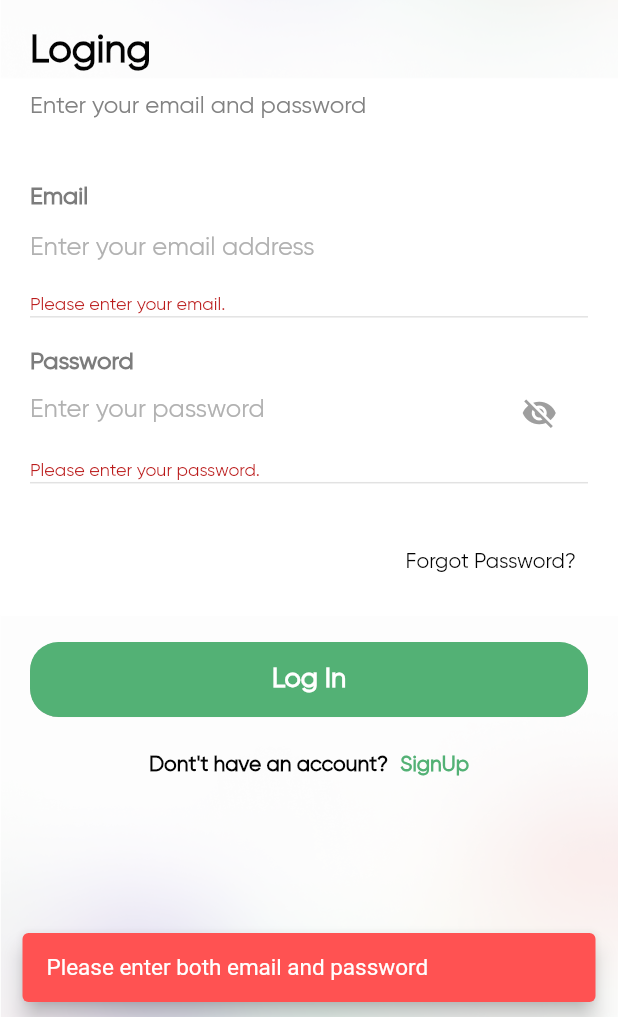
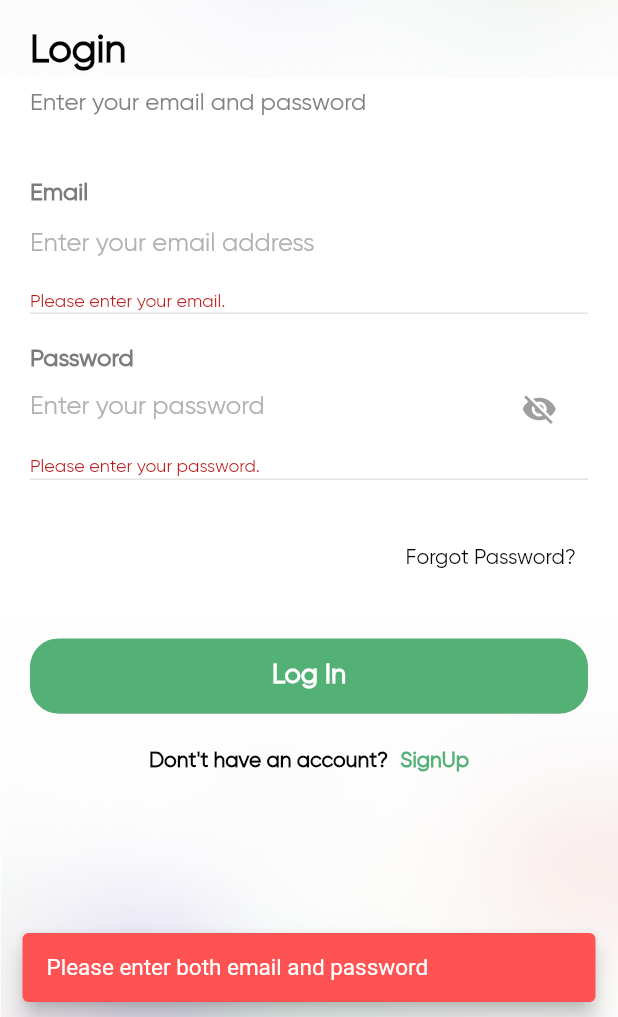
Before and after one commit to MUHAMMEDSINANCP/CP-Groceries, a Flutter app: the LogInView screen opened directly, after a tap on "Log In", on a phone screen of 412 x 824 dp, the part 219-1236 px from its top. Run offline on Flutter 3.47's test engine with Material 3 defaults, Android fonts, the phone set to English and light mode, and no system bars; drawn by our look-alikes of flutter_easyloading; our stand-ins replace cloud_firestore, firebase_auth, firebase_core, flutter_rating_bar, flutter_timezone, form_field_validator and 6 more; missing offline and left inert: fl_country_code_picker; accounts and stored records are empty.

Commit message:
Successfully Completed

```diff
--- a/lib/view/login/login_view.dart
+++ b/lib/view/login/login_view.dart
@@ -5,6 +5,8 @@ import '../../common/color_extensions.dart';
 import '../../common_widget/line_textfield.dart';
 import '../../common_widget/round_button.dart';
 import '../main_tabview/main_tabview.dart';
+import 'package:gap/gap.dart';
+import 'package:form_field_validator/form_field_validator.dart';
 
 class LogInView extends StatefulWidget {
   const LogInView({super.key});
@@ -154,16 +156,14 @@ class _LogInViewState extends State<LogInView> {
                         height: media.width * 0.15,
                       ),
                       Text(
-                        "Loging",
+                        "Login",
                         style: TextStyle(
                           color: TColor.primaryText,
                           fontSize: 26,
                           fontWeight: FontWeight.w600,
                         ),
                       ),
-                      SizedBox(
-                        height: media.width * 0.03,
-                      ),
+                      const Gap(10),
                       Text(
                         "Enter your email and password",
                         style: TextStyle(
@@ -181,12 +181,10 @@ class _LogInViewState extends State<LogInView> {
                         title: "Email",
                         placeholder: "Enter your email address",
                         keyboardType: TextInputType.emailAddress,
-                        validator: (value) {
-                          if (value == null || value.isEmpty) {
-                            return "Please enter your email.";
-                          }
-                          return null;
-                        },
+                        validator: MultiValidator([
+                          RequiredValidator(
+                              errorText: 'Please enter your email.'),
+                        ]),
                       ),
                       SizedBox(
                         height: media.width * 0.05,
@@ -215,12 +213,11 @@ class _LogInViewState extends State<LogInView> {
                             ),
                           ),
                         ),
-                        validator: (value) {
-                          if (value == null || value.isEmpty) {
-                            return "Please enter your password.";
-                          }
-                          return null;
-                        },
+
+                        validator: MultiValidator([
+                          RequiredValidator(
+                              errorText: 'Please enter your password.'),
+                        ]),
                       ),
                       SizedBox(
                         height: media.width * 0.07,
--- a/pubspec.yaml
+++ b/pubspec.yaml
@@ -40,6 +40,8 @@ dependencies:
   flutter_timezone: ^1.0.7
   geocoding: ^2.1.1
   geolocator: ^10.1.0
+  form_field_validator: ^1.1.0
+  gap:
   get: ^4.6.6
   http: ^1.1.0
   permission_handler:
```
Also changed, not shown: lib/view/login/sign_up_view.dart (+18 -18 lines), pubspec.lock.
